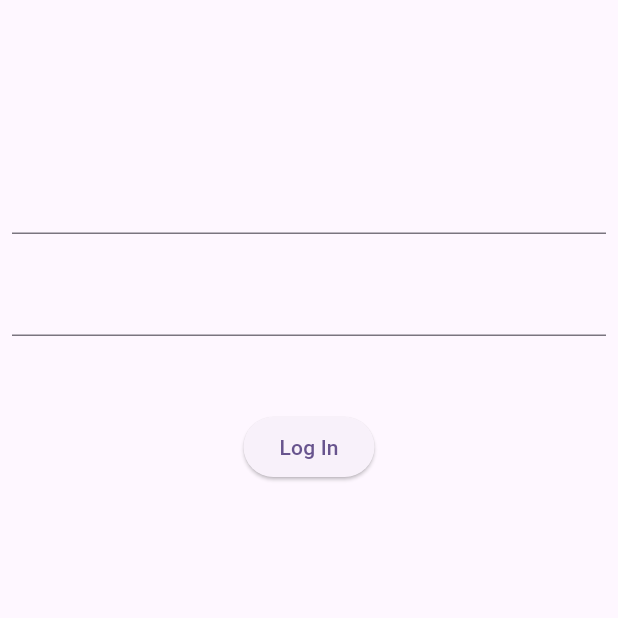
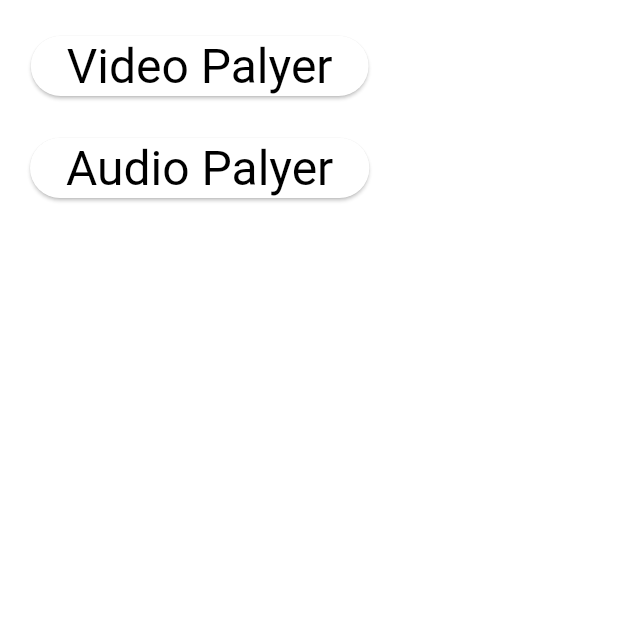
Before and after one commit to rohan165-boop/Class-Session, a Flutter app: the screen it shows after launch, on a phone screen of 412 x 824 dp, the top half of it. Run offline on Flutter 3.47's test engine with Material 2 defaults, Android fonts, the phone set to English and light mode, and no system bars; our stand-ins replace chewie, dio, flutter_bloc, shared_preferences, showcaseview, video_player.

Commit message:
initilized video player

```diff
--- /dev/null
+++ b/lib/core/theme/app_theme.dart
@@ -0,0 +1,20 @@
+import 'package:flutter/material.dart';
+
+// ignore: avoid_classes_with_only_static_members
+class AppTheme {
+  static final light = ThemeData(
+    brightness: Brightness.light,
+    useMaterial3: true,
+    colorScheme: const ColorScheme.light(secondary: Colors.red),
+    disabledColor: Colors.grey.shade400,
+    visualDensity: VisualDensity.adaptivePlatformDensity,
+  );
+
+  static final dark = ThemeData(
+    brightness: Brightness.dark,
+    colorScheme: const ColorScheme.dark(secondary: Colors.red),
+    disabledColor: Colors.grey.shade400,
+    useMaterial3: true,
+    visualDensity: VisualDensity.adaptivePlatformDensity,
+  );
+}
--- /dev/null
+++ b/lib/entry_screen.dart
@@ -0,0 +1,44 @@
+import 'package:flutter/material.dart';
+import 'package:p_1/video_player/screen/video_screen.dart';
+
+class EntryScreen extends StatefulWidget {
+  const EntryScreen({super.key});
+
+  @override
+  State<EntryScreen> createState() => _EntryScreenState();
+}
+
+class _EntryScreenState extends State<EntryScreen> {
+  @override
+  Widget build(BuildContext context) {
+    return Scaffold(
+      body: SafeArea(
+        child: Padding(
+          padding: const EdgeInsets.all(20.0),
+          child: Column(
+            children: [
+              ElevatedButton(
+                onPressed: () {
+                  Navigator.push(
+                      context,
+                      MaterialPageRoute(
+                          builder: (context) => const VideoPayerScreen()));
+                },
+                child: Text("Video Palyer",
+                    style: Theme.of(context).textTheme.headlineLarge),
+              ),
+              const SizedBox(
+                height: 20,
+              ),
+              ElevatedButton(
+                onPressed: () {},
+                child: Text("Audio Palyer",
+                    style: Theme.of(context).textTheme.headlineLarge),
+              ),
+            ],
+          ),
+        ),
+      ),
+    );
+  }
+}
--- a/lib/login/login_screen.dart
+++ b/lib/login/login_screen.dart
@@ -3,7 +3,7 @@ import 'dart:developer';
 import 'package:flutter/material.dart';
 import 'package:flutter_bloc/flutter_bloc.dart';
 
-import '../sceen_two.dart';
+import 'sceen_two.dart';
 import 'bloc/login_bloc.dart';
 
 class LoginScreen extends StatefulWidget {
--- a/lib/sceen_two.dart
+++ b/lib/login/sceen_two.dart
@@ -3,12 +3,12 @@ import 'dart:developer';
 
 import 'package:dio/dio.dart';
 import 'package:flutter/material.dart';
-import 'package:p_1/screen_1.dart';
-import 'package:p_1/showcaseview.dart';
+import 'package:p_1/login/screen_1.dart';
+import 'package:p_1/login/showcaseview.dart';
 import 'package:shared_preferences/shared_preferences.dart';
 import 'package:showcaseview/showcaseview.dart';
 
-import 'login/model.dart';
+import 'model.dart';
 
 class ScreenTwo extends StatefulWidget {
   final Model model;
--- a/lib/screen_1.dart
+++ b/lib/login/screen_1.dart
@@ -4,7 +4,7 @@ import 'dart:developer';
 
 import 'package:flutter/material.dart';
 import 'package:p_1/login/model.dart';
-import 'package:p_1/sceen_two.dart';
+import 'package:p_1/login/sceen_two.dart';
 import 'package:shared_preferences/shared_preferences.dart';
 
 class ScreenOne extends StatefulWidget {
--- a/lib/showcaseview.dart
+++ b/lib/login/showcaseview.dart
@@ -2,7 +2,7 @@
 import 'package:flutter/material.dart';
 import 'package:flutter/scheduler.dart';
 
-import 'package:p_1/sceen_two.dart';
+import 'package:p_1/login/sceen_two.dart';
 import 'package:showcaseview/showcaseview.dart';
 
 class ShowcaseWidget extends StatefulWidget {
--- a/lib/main.dart
+++ b/lib/main.dart
@@ -1,15 +1,13 @@
 import 'package:flutter/material.dart';
-import 'package:flutter_bloc/flutter_bloc.dart';
-import 'package:p_1/login/bloc/login_bloc.dart';
-import 'package:p_1/sceen_two.dart';
-import 'package:p_1/screen_1.dart';
-
-import 'login/login_screen.dart';
+import 'package:p_1/core/theme/app_theme.dart';
+import 'package:p_1/entry_screen.dart';
 
 void main() {
   WidgetsFlutterBinding.ensureInitialized();
   runApp(const MyApp());
 }
+
+TargetPlatform? _platform;
 
 class MyApp extends StatelessWidget {
   const MyApp({super.key});
@@ -17,16 +15,11 @@ class MyApp extends StatelessWidget {
   @override
   Widget build(BuildContext context) {
     return MaterialApp(
-      debugShowCheckedModeBanner: false,
-      title: 'Flutter Demo',
-      theme: ThemeData(
-        colorScheme: ColorScheme.fromSeed(seedColor: Colors.deepPurple),
-        useMaterial3: true,
-      ),
-      home: BlocProvider(
-        create: (context) => LoginBloc(),
-        child: const LoginScreen(),
-      ),
-    );
+        debugShowCheckedModeBanner: false,
+        title: 'Flutter Demo',
+        theme: AppTheme.light.copyWith(
+          platform: _platform ?? Theme.of(context).platform,
+        ),
+        home: const EntryScreen());
   }
 }
--- a/pubspec.yaml
+++ b/pubspec.yaml
@@ -21,6 +21,10 @@ dependencies:
   http: ^1.1.0
   dio: ^5.3.2
   flutter_bloc: ^8.1.3
+
+  # For Video Payer
+  chewie: ^1.7.0
+  video_player: ^2.7.1
 
 dev_dependencies:
   flutter_test:
```
Also changed, not shown: lib/video_player/screen/video_screen.dart (added, +332 -0 lines), lib/video_player/screen/widget/dealy_slider_widget.dart (added, +52 -0 lines), pubspec.lock, 1 other file.
